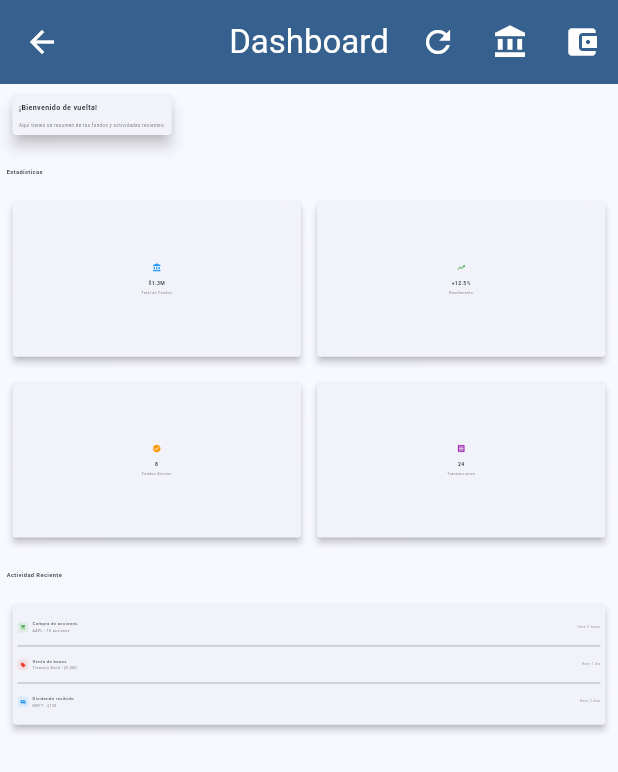
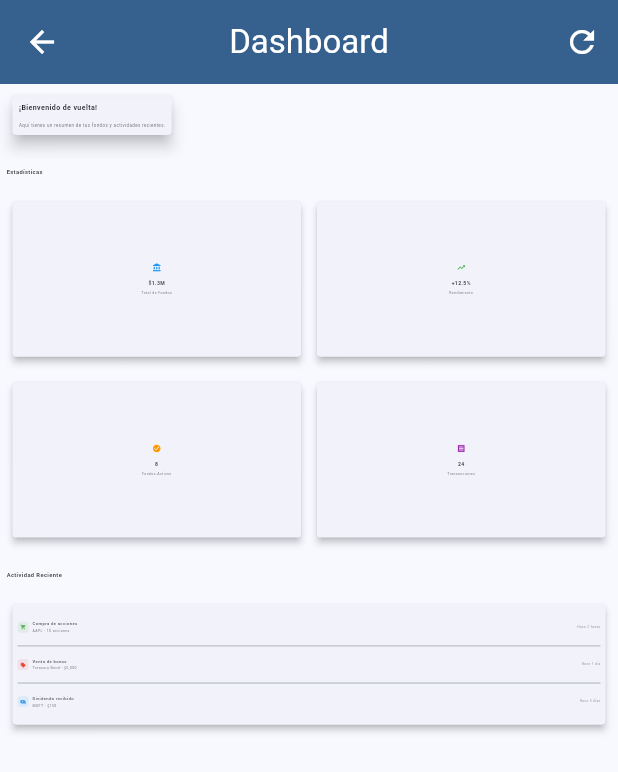
Before and after one commit to guilleto/fund_manager, a Flutter app: the DashboardView screen opened directly, on a phone screen of 412 x 824 dp. Shown: the top 772 px of the screen. Run offline on Flutter 3.47's test engine with Material 3 defaults, Android fonts, the light colour scheme and no system bars; our stand-ins replace dio, equatable, flutter_bloc, flutter_screenutil, logger.

Commit message:
Feat(App): AppScaffold using customAppBar and new sidebar for navigation, add user info

```diff
--- /dev/null
+++ b/lib/core/widgets/app_scaffold.dart
@@ -0,0 +1,64 @@
+import 'package:flutter/material.dart';
+import 'package:flutter_bloc/flutter_bloc.dart';
+
+import 'package:fund_manager/core/blocs/app_bloc.dart';
+import 'package:fund_manager/core/navigation/app_router.dart';
+import 'package:fund_manager/core/widgets/user_header.dart';
+import 'package:fund_manager/core/widgets/navigation_sidebar.dart';
+
+class AppScaffold extends StatelessWidget {
+  final String title;
+  final Widget body;
+  final List<Widget>? actions;
+  final Widget? floatingActionButton;
+  final Widget? bottomNavigationBar;
+  final bool showDrawer;
+  final bool showHeader;
+
+  const AppScaffold({
+    super.key,
+    required this.title,
+    required this.body,
+    this.actions,
+    this.floatingActionButton,
+    this.bottomNavigationBar,
+    this.showDrawer = true,
+    this.showHeader = true,
+  });
+
+  @override
+  Widget build(BuildContext context) {
+    return BlocBuilder<AppBloc, AppState>(
+      builder: (context, state) {
+        // Si no hay usuario o estamos en welcome, mostrar scaffold básico
+        if (state is! AppLoaded ||
+            state.currentUser == null ||
+            state.currentRoute == AppRoute.welcome) {
+          return Scaffold(
+            appBar: showHeader ? AppBar(
+              title: Text(title),
+              backgroundColor: Theme.of(context).primaryColor,
+              foregroundColor: Colors.white,
+              actions: actions,
+            ) : null,
+            body: body,
+            floatingActionButton: floatingActionButton,
+            bottomNavigationBar: bottomNavigationBar,
+          );
+        }
+
+        // Scaffold completo con header y sidebar
+        return Scaffold(
+          drawer: showDrawer ? const NavigationSidebar() : null,
+          appBar: showHeader ? UserHeader(
+            title: title,
+            actions: actions,
+          ) : null,
+          body: body,
+          floatingActionButton: floatingActionButton,
+          bottomNavigationBar: bottomNavigationBar,
+        );
+      },
+    );
+  }
+}
--- a/lib/features/dashboard/presentation/pages/dashboard_page.dart
+++ b/lib/features/dashboard/presentation/pages/dashboard_page.dart
@@ -3,6 +3,7 @@ import 'package:flutter_screenutil/flutter_screenutil.dart';
 import 'package:flutter_bloc/flutter_bloc.dart';
 
 import '../../../../core/widgets/responsive_widget.dart';
+import '../../../../core/widgets/app_scaffold.dart';
 import '../../../../core/navigation/app_router.dart';
 import '../../../../core/utils/format_utils.dart';
 import '../../../../core/blocs/app_bloc.dart';
@@ -27,11 +28,8 @@ class DashboardView extends StatelessWidget {
   Widget build(BuildContext context) {
     return BlocBuilder<DashboardBloc, DashboardState>(
       builder: (context, state) {
-        return Scaffold(
-          appBar: AppBar(
-            title: const Text('Dashboard'),
-            backgroundColor: Theme.of(context).primaryColor,
-            foregroundColor: Colors.white,
+        return AppScaffold(
+          title: 'Dashboard',
           actions: [
             IconButton(
               icon: const Icon(Icons.refresh),
@@ -39,26 +37,7 @@ class DashboardView extends StatelessWidget {
                   context.read<DashboardBloc>().add(const DashboardRefresh()),
               tooltip: 'Actualizar',
             ),
-              IconButton(
-                icon: const Icon(Icons.account_balance),
-                onPressed: () {
-                  context
-                      .read<AppBloc>()
-                      .add(const AppNavigateTo(AppRoute.funds));
-                },
-                tooltip: 'Ver Fondos',
-              ),
-              IconButton(
-                icon: const Icon(Icons.account_balance_wallet),
-                onPressed: () {
-                  context
-                      .read<AppBloc>()
-                      .add(const AppNavigateTo(AppRoute.myFunds));
-                },
-                tooltip: 'Mis Fondos',
-              ),
           ],
-          ),
           body: state is DashboardLoading
               ? const Center(child: CircularProgressIndicator())
               : state is DashboardLoaded
```
Also changed, not shown: lib/core/widgets/navigation_sidebar.dart (added, +244 -0 lines), lib/core/widgets/user_header.dart (added, +236 -0 lines), lib/features/funds/presentation/pages/fund_details_page.dart (+4 -10 lines), lib/features/funds/presentation/pages/funds_page.dart (+4 -25 lines), lib/features/funds/presentation/pages/my_funds_page.dart (+3 -20 lines). Lines whose indentation alone changed are shown as unchanged.
